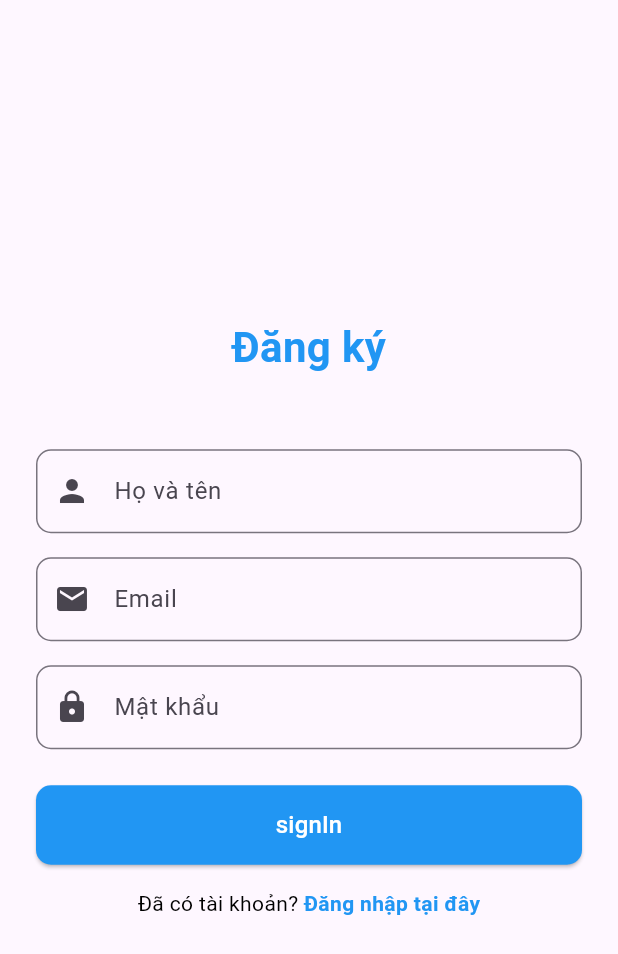
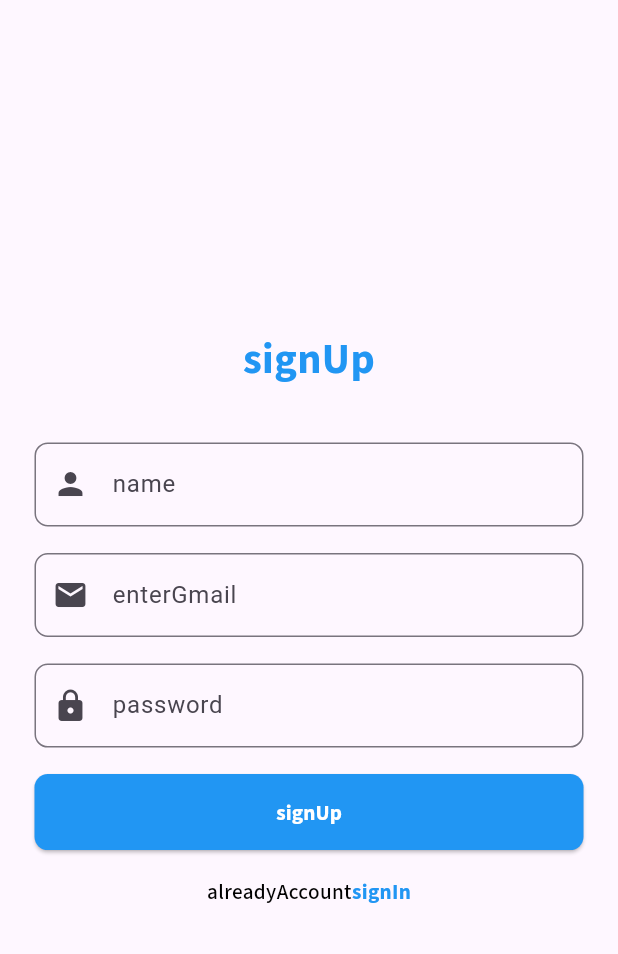
Before and after one commit to jukute2000/themoviedb, a Flutter app: the FirebaseSignInScreen screen opened directly, on a phone screen of 412 x 824 dp. Shown: the top 954 px of the screen. Run offline on Flutter 3.47's test engine with Material 3 defaults, Android fonts, the phone set to English and light mode, and no system bars; our stand-ins replace cloud_firestore, easy_localization, equatable, firebase_auth, firebase_core, firebase_crashlytics and 6 more; missing offline and left inert: external_app_launcher, tmdb_api; accounts and stored records are empty; network calls fail.

Commit message:
update translations

```diff
--- a/the_movie/assets/translations/en.json
+++ b/the_movie/assets/translations/en.json
@@ -139,5 +139,9 @@
   "editMessage":"Edit Message",
   "deleteMessage":"Delete Message",
   "deleteMessageTitle":"Are you sure you want to delete this message?",
-  "enterContent":"Enter Content..."
+  "enterContent":"Enter Content...",
+  "unAlreadyAccount":"Don't have an account? ",
+  "enterGmail":"Enter your gmail",
+  "name":"Full Name",
+  "alreadyAccount":"Already have an account? "
 }
--- a/the_movie/assets/translations/vi.json
+++ b/the_movie/assets/translations/vi.json
@@ -140,5 +140,9 @@
   "editMessage":"Sửa tin nhắn",
   "deleteMessage":"Xóa tin nhắn",
   "deleteMessageTitle":"Bạn có chắc chắn muốn xóa tin nhắn này không?",
-  "enterContent":"Nhập nội dung..."
+  "enterContent":"Nhập nội dung...",
+  "unAlreadyAccount":"Chưa có tài khoản? ",
+  "enterGmail":"Nhập gmail của bạn",
+  "name":"Họ và tên",
+  "alreadyAccount":"Bạn đã có tài khoản? "
 }
--- a/the_movie/lib/core/configs/assets/app_strings.dart
+++ b/the_movie/lib/core/configs/assets/app_strings.dart
@@ -186,13 +186,14 @@ class AppStrings {
   static const String passwordChat = 'Mật khẩu';
   static const String hintextPassword = 'Nhập mật khẩu của bạnn';
 
-  static const String unAlreadyAccount = 'Chưa có tài khoản? ';
+  static const String unAlreadyAccount = 'unAlreadyAccount';
   static const String signInHere = 'Đăng ký tại đây';
+  static const String enterGmail = "enterGmail";
 
-  static const String name = 'Họ và tên';
+  static const String name = 'name';
   static const String hintextName = 'Nhập họ và tên của bạn';
 
-  static const String alreadyAccount = 'Đã có tài khoản? ';
+  static const String alreadyAccount = 'alreadyAccount';
   static const String loginHere = 'Đăng nhập tại đây';
 
   static const String me = 'Bạn';
--- a/the_movie/lib/presentation/firebase/auth/screen/firebase_sign_in_screen.dart
+++ b/the_movie/lib/presentation/firebase/auth/screen/firebase_sign_in_screen.dart
@@ -1,8 +1,14 @@
+import 'package:easy_localization/easy_localization.dart';
 import 'package:flutter/material.dart';
 import 'package:flutter_bloc/flutter_bloc.dart';
+import 'package:flutter_screenutil/flutter_screenutil.dart';
+import 'package:the_movie/core/configs/assets/app_colors.dart';
 import 'package:the_movie/core/configs/assets/app_strings.dart';
 import 'package:the_movie/core/configs/navigation/app_navigation.dart';
 import 'package:the_movie/core/configs/validator/app_validator.dart';
+import 'package:the_movie/core/utils/gaps_manager.dart';
+import 'package:the_movie/core/utils/sizes_manager.dart';
+import 'package:the_movie/core/utils/text_manager.dart';
 import 'package:the_movie/presentation/firebase/auth/bloc/auth_cubit.dart';
 import 'package:the_movie/presentation/firebase/auth/bloc/auth_state.dart';
 import 'package:the_movie/presentation/firebase/auth/screen/firebase_login_screen.dart';
@@ -103,31 +109,27 @@ class _FirebaseSignInScreenState extends State<FirebaseSignInScreen> {
           body: Center(
             child: SingleChildScrollView(
               child: Padding(
-                padding: const EdgeInsets.all(24.0),
+                padding: EdgeInsets.all(PaddingSizes.p24),
                 child: Form(
                   key: _formKey,
                   child: Column(
                     mainAxisAlignment: MainAxisAlignment.center,
                     crossAxisAlignment: CrossAxisAlignment.stretch,
                     children: [
-                      const Text(
-                        AppStrings.signInChat,
-                        style: TextStyle(
-                          fontSize: 28,
-                          fontWeight: FontWeight.bold,
-                          color: Colors.blue,
-                        ),
+                      Text(
+                        AppStrings.signUp.tr(),
+                        style: TextManager.textStyleBlod(TextSizes.s32)
+                            .copyWith(color: AppColors.borderSelected),
                         textAlign: TextAlign.center,
                       ),
-                      const SizedBox(height: 48),
+                      GapsManager.h40,
                       TextFormField(
                         controller: _nameController,
                         decoration: InputDecoration(
-                          labelText: AppStrings.name,
-                          hintText: AppStrings.hintextName,
+                          labelText: AppStrings.name.tr(),
                           prefixIcon: const Icon(Icons.person),
                           border: OutlineInputBorder(
-                            borderRadius: BorderRadius.circular(10),
+                            borderRadius: BorderRadius.circular(10.r),
                           ),
                           errorText: _nameError,
                         ),
@@ -137,15 +139,14 @@ class _FirebaseSignInScreenState extends State<FirebaseSignInScreen> {
                           });
                         },
                       ),
-                      const SizedBox(height: 16),
+                      GapsManager.h20,
                       TextFormField(
                         controller: _emailController,
                         decoration: InputDecoration(
-                          labelText: AppStrings.email,
-                          hintText: AppStrings.hintextEmail,
+                          labelText: AppStrings.enterGmail.tr(),
                           prefixIcon: const Icon(Icons.email),
                           border: OutlineInputBorder(
-                            borderRadius: BorderRadius.circular(10),
+                            borderRadius: BorderRadius.circular(10.r),
                           ),
                           errorText: _emailError,
                         ),
@@ -156,15 +157,14 @@ class _FirebaseSignInScreenState extends State<FirebaseSignInScreen> {
                           });
                         },
                       ),
-                      const SizedBox(height: 16),
+                      GapsManager.h20,
                       TextFormField(
                         controller: _passwordController,
                         decoration: InputDecoration(
-                          labelText: AppStrings.passwordChat,
-                          hintText: AppStrings.hintextPassword,
+                          labelText: AppStrings.password.tr(),
                           prefixIcon: const Icon(Icons.lock),
                           border: OutlineInputBorder(
-                            borderRadius: BorderRadius.circular(10),
+                            borderRadius: BorderRadius.circular(10.r),
                           ),
                           errorText: _passwordError,
                         ),
@@ -176,35 +176,36 @@ class _FirebaseSignInScreenState extends State<FirebaseSignInScreen> {
                           });
                         },
                       ),
-                      const SizedBox(height: 24),
+                      GapsManager.h20,
                       ElevatedButton(
                         onPressed: _register,
                         style: ElevatedButton.styleFrom(
                           foregroundColor: Colors.white,
                           backgroundColor: Colors.blue,
-                          padding: const EdgeInsets.symmetric(vertical: 15),
+                          padding: EdgeInsets.all(PaddingSizes.p16),
                           shape: RoundedRectangleBorder(
-                            borderRadius: BorderRadius.circular(10),
+                            borderRadius: BorderRadius.circular(10.r),
                           ),
                         ),
-                        child: const Text(
-                          AppStrings.signIn,
-                          style: TextStyle(fontSize: 16),
+                        child: Text(
+                          AppStrings.signUp.tr(),
+                          style: TextManager.textStyleBlod(TextSizes.s16),
                         ),
                       ),
-                      const SizedBox(height: 16),
+                      GapsManager.h20,
                       Row(
                         mainAxisAlignment: MainAxisAlignment.center,
                         children: [
-                          const Text(AppStrings.alreadyAccount),
+                          Text(
+                            AppStrings.alreadyAccount.tr(),
+                            style: TextManager.textStyleMedium(TextSizes.s16),
+                          ),
                           GestureDetector(
                             onTap: _navigateToLogin,
-                            child: const Text(
-                              AppStrings.loginHere,
-                              style: TextStyle(
-                                color: Colors.blue,
-                                fontWeight: FontWeight.bold,
-                              ),
+                            child: Text(
+                              AppStrings.signIn.tr(),
+                              style: TextManager.textStyleBlod(TextSizes.s16)
+                                  .copyWith(color: AppColors.borderSelected),
                             ),
                           ),
                         ],
```
Also changed, not shown: the_movie/lib/presentation/firebase/auth/screen/firebase_login_screen.dart (+29 -26 lines).
